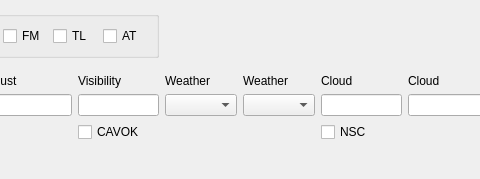
First picture: the form in tafor/components/ui/trend.ui, repository up1and/tafor, before the edit; both pictures show x 194 to 674 and y 0 to 179 of the 868 by 179 pixel window.
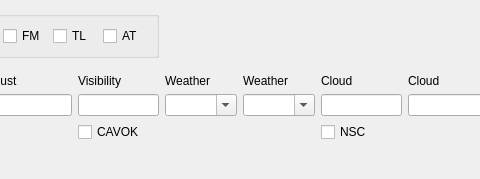
Second picture: the form after the edit.

Patch:
```diff
--- a/tafor/components/ui/trend.ui
+++ b/tafor/components/ui/trend.ui
@@ -154,13 +154,21 @@
     <widget class="QLineEdit" name="cloud3"/>
    </item>
    <item row="3" column="5">
-    <widget class="QComboBox" name="weather"/>
+    <widget class="QComboBox" name="weather">
+     <property name="editable">
+      <bool>true</bool>
+     </property>
+    </widget>
    </item>
    <item row="3" column="9">
     <widget class="QLineEdit" name="cb"/>
    </item>
    <item row="3" column="4">
-    <widget class="QComboBox" name="weatherWithIntensity"/>
+    <widget class="QComboBox" name="weatherWithIntensity">
+     <property name="editable">
+      <bool>true</bool>
+     </property>
+    </widget>
    </item>
    <item row="4" column="3">
     <widget class="QCheckBox" name="cavok">
```
